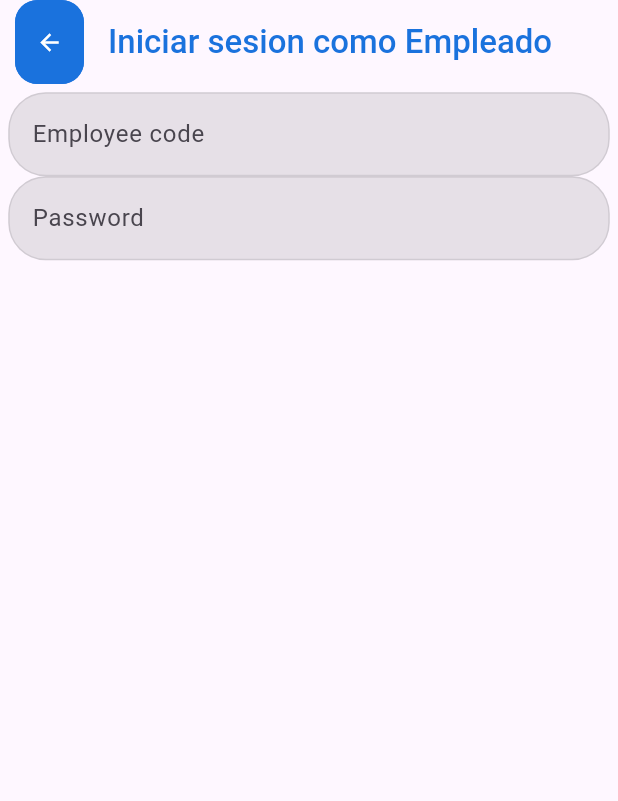
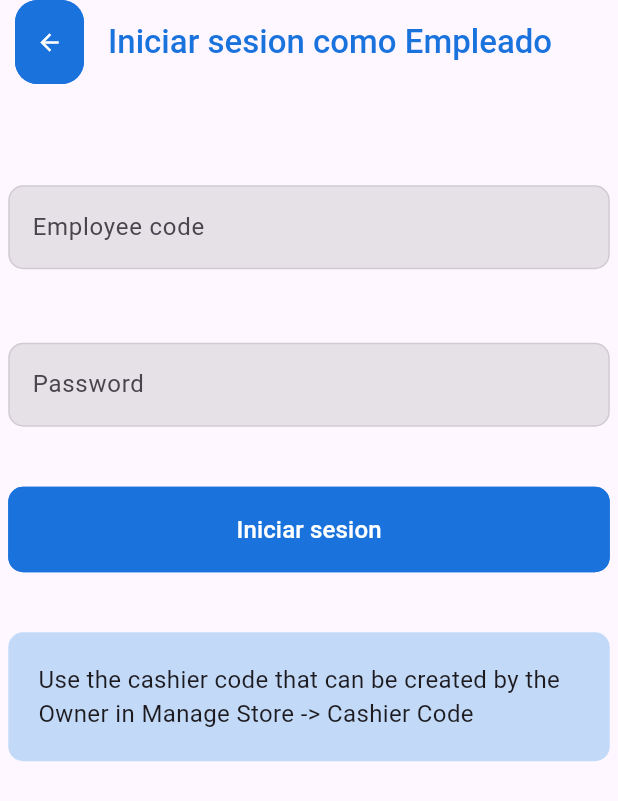
Before and after one commit to gustavosantaella/inventory, a Flutter app: the LoginAsOwnerOrEmployee screen opened by its route, after a tap on "Iniciar sesion como Empleado", on a phone screen of 412 x 824 dp. Shown: the top 801 px of the screen. Run offline on Flutter 3.47's test engine with Material 3 defaults, Android fonts, the phone set to English and light mode, and no system bars; our stand-ins replace flutter_svg.

Commit message:
feat: login as employee screen

```diff
--- a/point_of_sales/lib/config/constants.dart
+++ b/point_of_sales/lib/config/constants.dart
@@ -2,6 +2,7 @@ import 'package:flutter/material.dart';
 
 class _ConstColors {
   Color blue = const Color.fromRGBO(26, 114, 221, 1);
+  Color blue2 = const Color.fromARGB(63, 10, 130, 221);
   Color black1 = const Color.fromARGB(255, 6, 4, 8);
   Color grey1 = const Color.fromARGB(24, 0, 0, 5);
 }
--- /dev/null
+++ b/point_of_sales/lib/helpers/height.dart
@@ -0,0 +1,7 @@
+import 'package:flutter/material.dart';
+
+SizedBox height(double height) {
+  return SizedBox(
+    height: height,
+  );
+}
--- a/point_of_sales/lib/helpers/styles/button.dart
+++ b/point_of_sales/lib/helpers/styles/button.dart
@@ -5,7 +5,7 @@ buttonStyle({double? borderRadius, Color? color, Color? borderColor}) {
   return ButtonStyle(
       shape: MaterialStateProperty.all<RoundedRectangleBorder>(
           RoundedRectangleBorder(
-              borderRadius: BorderRadius.circular(borderRadius ?? 18.0),
+              borderRadius: BorderRadius.circular(borderRadius ?? 10.0),
               side: BorderSide(color: borderColor ?? ConstApp.colors().blue))),
       backgroundColor:
           MaterialStatePropertyAll(color ?? ConstApp.colors().blue));
--- /dev/null
+++ b/point_of_sales/lib/helpers/styles/button_text.dart
@@ -0,0 +1,22 @@
+import 'package:flutter/foundation.dart';
+import 'package:flutter/material.dart';
+import 'package:flutter/widgets.dart';
+import 'package:point_of_sales/helpers/styles/button.dart';
+
+TextStyle buttonTextStyle() {
+  return const TextStyle(
+      color: Colors.white, fontWeight: FontWeight.w500, fontSize: 16);
+}
+
+SizedBox buttonText({required String text, required VoidCallback onPressed}) {
+  return SizedBox(
+    height: 57,
+    child: TextButton(
+        style: buttonStyle(),
+        onPressed: onPressed,
+        child: Text(
+          style: buttonTextStyle(),
+          text,
+        )),
+  );
+}
--- a/point_of_sales/lib/modules/auth/screens/login_as.dart
+++ b/point_of_sales/lib/modules/auth/screens/login_as.dart
@@ -1,6 +1,10 @@
 import 'package:flutter/material.dart';
+import 'package:flutter/widgets.dart';
 import 'package:point_of_sales/config/constants.dart';
+import 'package:point_of_sales/helpers/height.dart';
 import 'package:point_of_sales/helpers/lang.dart';
+import 'package:point_of_sales/helpers/styles/button.dart';
+import 'package:point_of_sales/helpers/styles/button_text.dart';
 import 'package:point_of_sales/helpers/styles/text.dart';
 import 'package:point_of_sales/widgets/app_bar_back_button.dart';
 import 'package:point_of_sales/widgets/input.dart';
@@ -43,15 +47,38 @@ class _LoginAsState extends State<LoginAs> {
                 child: Padding(
                     padding: EdgeInsets.all(ConstApp.padding),
                     child: Column(children: [
+                      height(62),
                       POSInput(
                         errorText: null,
                         label: lang("Employee code"),
                         controller: usernameController,
                       ),
+                      height(49),
                       POSInput(
                         errorText: null,
                         label: lang("Password"),
                         controller: passwordController,
+                      ),
+                      height(40),
+                      SizedBox(
+                          width: double.infinity,
+                          child: buttonText(
+                              text: lang("Log in"), onPressed: () {})),
+                      height(40),
+                      Container(
+                        padding: const EdgeInsets.all(20),
+                        decoration: BoxDecoration(
+                          borderRadius:
+                              const BorderRadius.all(Radius.circular(10)),
+                          color: ConstApp.colors().blue2,
+                        ),
+                        alignment: Alignment.center,
+                        child: Text(
+                          lang(
+                              "Use the cashier code that can be created by the Owner in Manage Store -> Cashier Code"),
+                          style: const TextStyle(
+                              fontWeight: FontWeight.w400, fontSize: 16),
+                        ),
                       )
                     ])))));
   }
--- a/point_of_sales/lib/widgets/input.dart
+++ b/point_of_sales/lib/widgets/input.dart
@@ -6,8 +6,14 @@ class POSInput extends StatefulWidget {
   final TextEditingController? controller;
   final String? errorText;
   final String? label;
+  final bool? obscureText;
 
-  const POSInput({super.key, this.controller, this.errorText, this.label});
+  const POSInput(
+      {super.key,
+      this.controller,
+      this.errorText,
+      this.label,
+      this.obscureText});
 
   @override
   State<StatefulWidget> createState() => _InputState();
@@ -17,10 +23,11 @@ class _InputState extends State<POSInput> {
   @override
   Widget build(BuildContext context) {
     return TextFormField(
+      obscureText: widget.obscureText ?? false,
       decoration: InputDecoration(
           errorText: widget.errorText,
           enabledBorder: OutlineInputBorder(
-              borderRadius: BorderRadius.circular(25.0),
+              borderRadius: BorderRadius.circular(10.0),
               borderSide: BorderSide(
                 color: ConstApp.colors().grey1,
                 width: 1.0,
```
